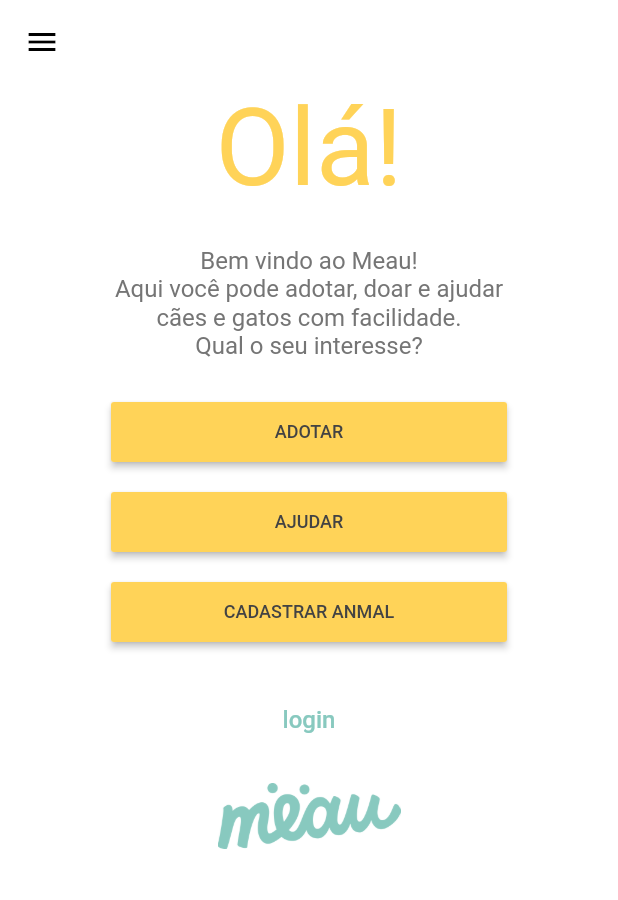
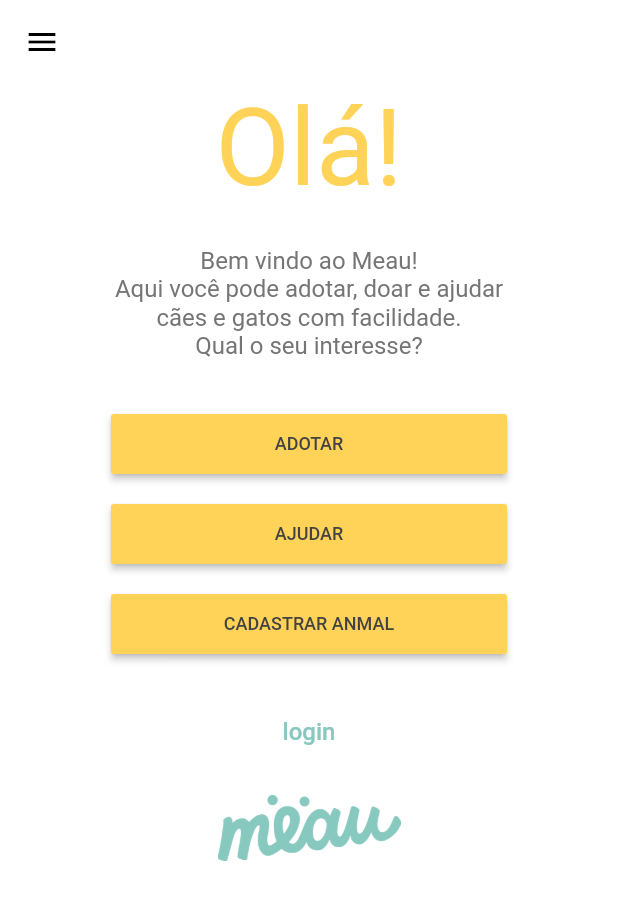
Before and after one commit to rodrigodmpa/dev-app-flutter, a Flutter app: the screen it shows after launch, on a phone screen of 412 x 824 dp. Shown: the top 900 px of the screen. Run offline on Flutter 3.47's test engine with Material 2 defaults, Android fonts, the phone set to English and light mode, and no system bars; Roboto replaces fonts that are missing (Courgette Regular).

Commit message:
devicePixelRatio Test

```diff
--- a/lib/src/view/HomePage.dart
+++ b/lib/src/view/HomePage.dart
@@ -1,9 +1,16 @@
+import 'dart:ui';
+
 import 'package:flutter/material.dart';
 import 'Widgets.dart';
 
 class MyHomePage extends StatelessWidget {
+
+  MediaQueryData queryData;
+
   @override
   Widget build(BuildContext context) {
+    queryData = MediaQuery.of(context);
+    double devicePixelRatio = queryData.devicePixelRatio;
     return Scaffold(
       backgroundColor: Colors.white,
       appBar: AppBar(
@@ -38,7 +45,7 @@ class MyHomePage extends StatelessWidget {
             text: "Qual o seu interesse?",
           ),
           Padding(
-            padding: EdgeInsets.fromLTRB(0, 24, 0, 12),
+            padding: EdgeInsets.fromLTRB(0, 48/devicePixelRatio, 0, 12),
             child: new ButtonWidget(text: "ADOTAR",rota: '/adotar'),
           ),
           Padding(
```
